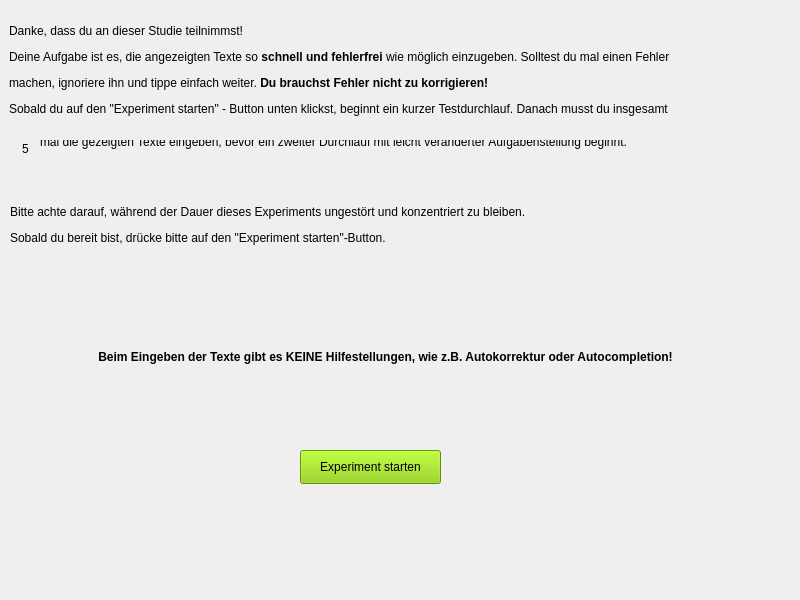
This is text_entry_speed_test.ui in ITT-21SS-UR/assignment-5-text-entry-lm as Qt 5 draws it before an edit. The edited form follows.
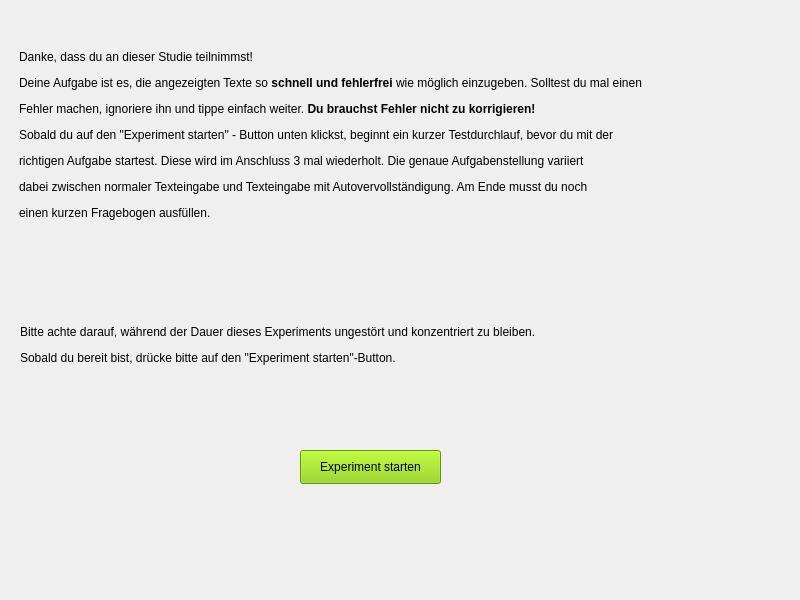
This is the edited form.

```diff
--- a/text_entry_speed_test.ui
+++ b/text_entry_speed_test.ui
@@ -22,8 +22,8 @@
      <rect>
       <x>0</x>
       <y>0</y>
-      <width>800</width>
-      <height>600</height>
+      <width>746</width>
+      <height>591</height>
      </rect>
     </property>
     <property name="locale">
@@ -33,14 +33,14 @@
      <widget class="QLabel" name="intro_text_1">
       <property name="geometry">
        <rect>
-        <x>9</x>
+        <x>19</x>
         <y>10</y>
-        <width>761</width>
-        <height>121</height>
+        <width>751</width>
+        <height>251</height>
        </rect>
       </property>
       <property name="text">
-       <string>&lt;html&gt;&lt;head/&gt;&lt;body&gt;&lt;p&gt;Danke, dass du an dieser Studie teilnimmst! &lt;/p&gt;&lt;p&gt;Deine Aufgabe ist es, die angezeigten Texte so &lt;span style=&quot; font-weight:600;&quot;&gt;schnell und fehlerfrei &lt;/span&gt;wie möglich einzugeben. Solltest du mal einen Fehler &lt;/p&gt;&lt;p&gt;machen, ignoriere ihn und tippe einfach weiter. &lt;span style=&quot; font-weight:600;&quot;&gt;Du brauchst Fehler nicht zu korrigieren!&lt;/span&gt;&lt;/p&gt;&lt;p&gt;Sobald du auf den &amp;quot;Experiment starten&amp;quot; - Button unten klickst, beginnt ein kurzer Testdurchlauf. Danach musst du insgesamt&lt;/p&gt;&lt;/body&gt;&lt;/html&gt;</string>
+       <string>&lt;html&gt;&lt;head/&gt;&lt;body&gt;&lt;p&gt;Danke, dass du an dieser Studie teilnimmst! &lt;/p&gt;&lt;p&gt;Deine Aufgabe ist es, die angezeigten Texte so &lt;span style=&quot; font-weight:600;&quot;&gt;schnell und fehlerfrei &lt;/span&gt;wie möglich einzugeben. Solltest du mal einen &lt;/p&gt;&lt;p&gt;Fehler machen, ignoriere ihn und tippe einfach weiter. &lt;span style=&quot; font-weight:600;&quot;&gt;Du brauchst Fehler nicht zu korrigieren!&lt;/span&gt;&lt;/p&gt;&lt;p&gt;Sobald du auf den &amp;quot;Experiment starten&amp;quot; - Button unten klickst, beginnt ein kurzer Testdurchlauf, bevor du mit der &lt;/p&gt;&lt;p&gt;richtigen Aufgabe startest. Diese wird im Anschluss 3 mal wiederholt. Die genaue Aufgabenstellung variiert &lt;/p&gt;&lt;p&gt;dabei zwischen normaler Texteingabe und Texteingabe mit Autovervollständigung. Am Ende musst du noch &lt;/p&gt;&lt;p&gt;einen kurzen Fragebogen ausfüllen.&lt;/p&gt;&lt;/body&gt;&lt;/html&gt;</string>
       </property>
      </widget>
      <widget class="QPushButton" name="start_study_btn">
@@ -59,53 +59,12 @@
        <string>Experiment starten</string>
       </property>
      </widget>
-     <widget class="QLabel" name="trial_number_label">
+     <widget class="QLabel" name="intro_text_2">
       <property name="geometry">
        <rect>
-        <x>10</x>
-        <y>140</y>
-        <width>31</width>
-        <height>18</height>
-       </rect>
-      </property>
-      <property name="text">
-       <string>5</string>
-      </property>
-      <property name="alignment">
-       <set>Qt::AlignCenter</set>
-      </property>
-     </widget>
-     <widget class="QLabel" name="task_description_label">
-      <property name="geometry">
-       <rect>
-        <x>0</x>
-        <y>350</y>
-        <width>771</width>
-        <height>41</height>
-       </rect>
-      </property>
-      <property name="font">
-       <font>
-        <weight>75</weight>
-        <bold>true</bold>
-       </font>
-      </property>
-      <property name="text">
-       <string>Beim Eingeben der Texte gibt es KEINE Hilfestellungen, wie z.B. Autokorrektur oder Autocompletion!</string>
-      </property>
-      <property name="alignment">
-       <set>Qt::AlignHCenter|Qt::AlignTop</set>
-      </property>
-      <property name="wordWrap">
-       <bool>true</bool>
-      </property>
-     </widget>
-     <widget class="QLabel" name="intro_text_3">
-      <property name="geometry">
-       <rect>
-        <x>10</x>
-        <y>180</y>
-        <width>741</width>
+        <x>20</x>
+        <y>300</y>
+        <width>751</width>
         <height>91</height>
        </rect>
       </property>
@@ -113,20 +72,6 @@
        <string>&lt;html&gt;&lt;head/&gt;&lt;body&gt;&lt;p&gt;Bitte achte darauf, während der Dauer dieses Experiments ungestört und konzentriert zu bleiben.&lt;/p&gt;&lt;p&gt;Sobald du bereit bist, drücke bitte auf den &amp;quot;Experiment starten&amp;quot;-Button.&lt;/p&gt;&lt;/body&gt;&lt;/html&gt;</string>
       </property>
      </widget>
-     <widget class="QLabel" name="intro_text_2">
-      <property name="geometry">
-       <rect>
-        <x>40</x>
-        <y>140</y>
-        <width>731</width>
-        <height>18</height>
-       </rect>
-      </property>
-      <property name="text">
-       <string>mal die gezeigten Texte eingeben, bevor ein zweiter Durchlauf mit leicht veränderter Aufgabenstellung beginnt.
-</string>
-      </property>
-     </widget>
     </widget>
     <widget class="QWidget" name="example_trial">
      <layout class="QVBoxLayout" name="verticalLayout">
```
Left out of the diff: 46 changed lines with no effect on the pictures.
